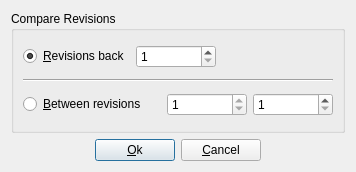
Above: src/frontends/qt4/ui/CompareHistoryUi.ui from cburschka/lyx before the change. Below: the same form after it.
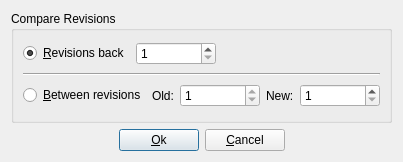
That is the form after the change.

The edit to the form file:
```diff
--- a/src/frontends/qt4/ui/CompareHistoryUi.ui
+++ b/src/frontends/qt4/ui/CompareHistoryUi.ui
@@ -5,8 +5,8 @@
    <rect>
     <x>0</x>
     <y>0</y>
-    <width>356</width>
-    <height>172</height>
+    <width>375</width>
+    <height>162</height>
    </rect>
   </property>
   <property name="windowTitle" >
@@ -84,6 +84,19 @@
           </property>
          </widget>
         </item>
+        <item>
+         <widget class="QLabel" name="oldL" >
+          <property name="sizePolicy" >
+           <sizepolicy vsizetype="Preferred" hsizetype="Minimum" >
+            <horstretch>0</horstretch>
+            <verstretch>0</verstretch>
+           </sizepolicy>
+          </property>
+          <property name="text" >
+           <string>Old:</string>
+          </property>
+         </widget>
+        </item>
         <item>
          <widget class="QSpinBox" name="rev1SB" >
           <property name="sizePolicy" >
@@ -106,6 +119,19 @@
           </property>
          </widget>
         </item>
+        <item>
+         <widget class="QLabel" name="newL" >
+          <property name="sizePolicy" >
+           <sizepolicy vsizetype="Preferred" hsizetype="Minimum" >
+            <horstretch>0</horstretch>
+            <verstretch>0</verstretch>
+           </sizepolicy>
+          </property>
+          <property name="text" >
+           <string>New:</string>
+          </property>
+         </widget>
+        </item>
         <item>
          <widget class="QSpinBox" name="rev2SB" >
           <property name="sizePolicy" >
```
